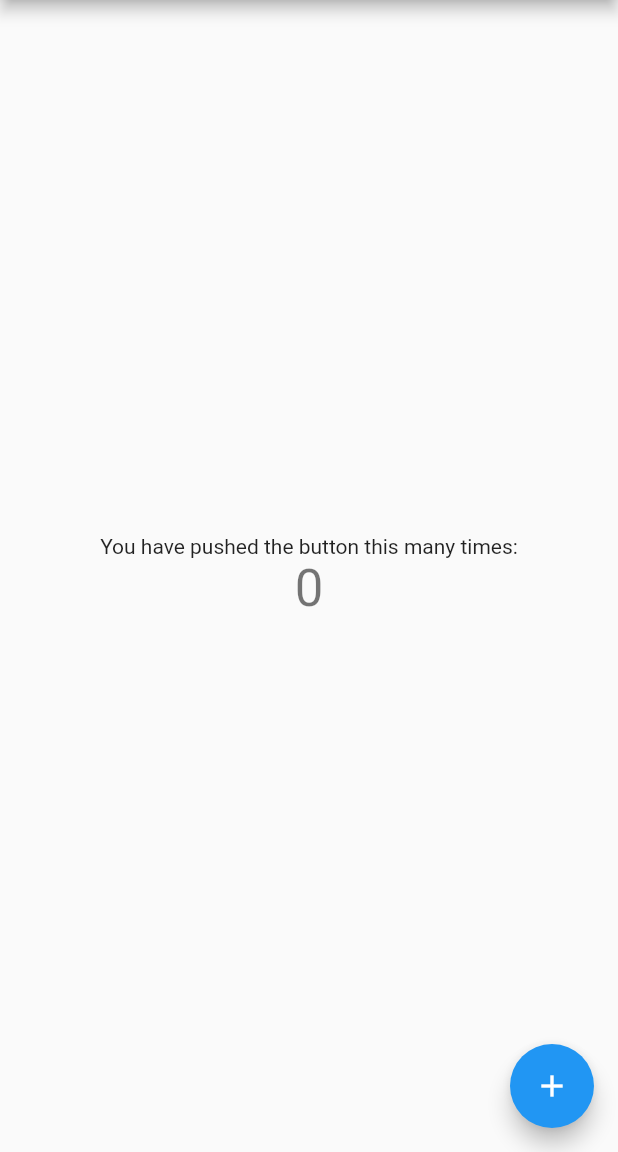
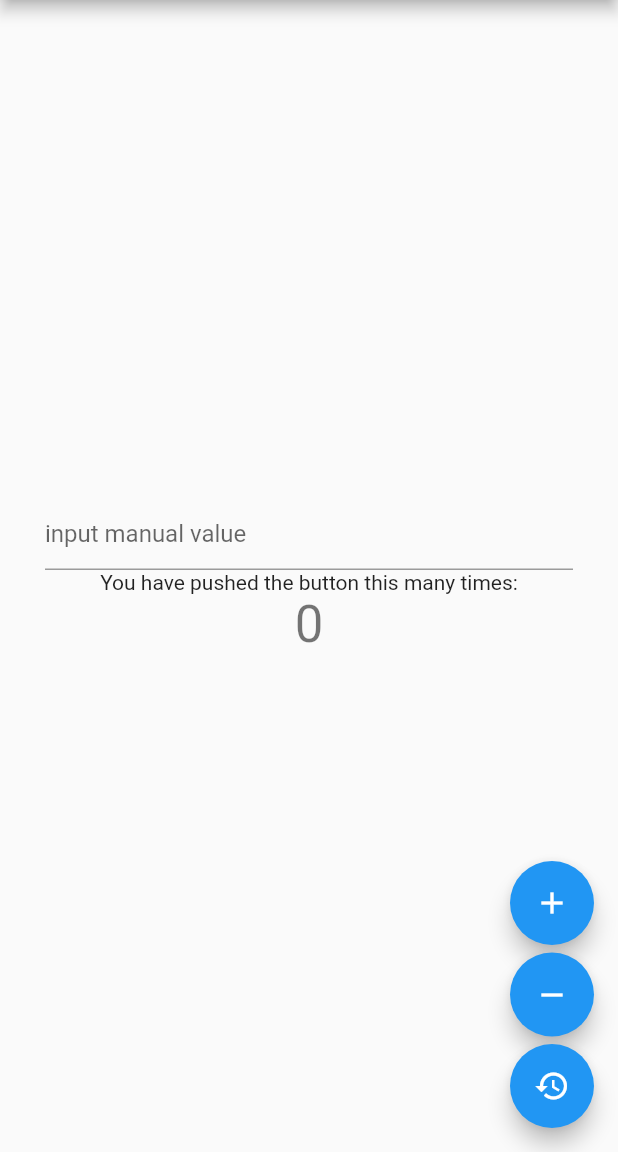
Before and after one commit to suryakka/counter-app, a Flutter app: the screen it shows after launch, on a phone screen of 412 x 824 dp, the part 84-1236 px from its top. Run offline on Flutter 3.47's test engine with Material 2 defaults, Android fonts, the phone set to English and light mode, and no system bars; our stand-ins replace bloc, equatable, flutter_bloc, get_it, injectable.

Commit message:
[SCREEN] implement Counter bloc into screen

```diff
--- a/lib/presentation/main_screen.dart
+++ b/lib/presentation/main_screen.dart
@@ -1,6 +1,7 @@
-
-
+import 'package:counter_app/presentation/bloc/counter_bloc.dart';
 import 'package:flutter/material.dart';
+import 'package:flutter/services.dart';
+import 'package:flutter_bloc/flutter_bloc.dart';
 
 class MyHomePage extends StatefulWidget {
   MyHomePage({Key key, this.title}) : super(key: key);
@@ -12,7 +13,15 @@ class MyHomePage extends StatefulWidget {
 }
 
 class _MyHomePageState extends State<MyHomePage> {
-  int _counter = 0;
+  CounterBloc counterBloc;
+  @override
+  void initState() {
+    counterBloc = BlocProvider.of<CounterBloc>(context);
+    counterBloc.add(Reset());
+    super.initState();
+  }
+
+  int value = 0;
 
   @override
   Widget build(BuildContext context) {
@@ -20,24 +29,63 @@ class _MyHomePageState extends State<MyHomePage> {
       appBar: AppBar(
         title: Text(widget.title),
       ),
-      body: Center(
+      body: BlocBuilder<CounterBloc, CounterState>(
+        builder: (context, state) {
+          if (state is CounterLoaded) {
+            value = state.value;
+          }
+          return Center(
             child: Column(
               mainAxisAlignment: MainAxisAlignment.center,
               children: <Widget>[
+                Padding(
+                  padding: const EdgeInsets.symmetric(horizontal: 30.0),
+                  child: TextField(
+                    decoration: InputDecoration(hintText: 'input manual value'),
+                    keyboardType: TextInputType.number,
+                    inputFormatters: <TextInputFormatter>[
+                      FilteringTextInputFormatter.digitsOnly
+                    ], // Only numbers can be entered
+                    onSubmitted: (value) =>
+                        counterBloc.add(Input(int.parse(value))),
+                  ),
+                ),
                 Text(
                   'You have pushed the button this many times:',
                 ),
                 Text(
-              '$_counter',
+                  '$value',
                   style: Theme.of(context).textTheme.headline4,
                 ),
               ],
             ),
+          );
+        },
       ),
-      floatingActionButton: FloatingActionButton(
-        onPressed: null,
+      floatingActionButtonLocation: FloatingActionButtonLocation.endFloat,
+      floatingActionButton: Container(
+        child: Column(
+          mainAxisAlignment: MainAxisAlignment.end,
+          children: [
+            FloatingActionButton(
+              onPressed: () => counterBloc.add(Increment(value)),
               tooltip: 'Increment',
               child: Icon(Icons.add),
+            ),
+            SizedBox(height: 5),
+            FloatingActionButton(
+              onPressed: () => counterBloc.add(Decrement(value)),
+              tooltip: 'Decrement',
+              child: Icon(Icons.remove),
+            ),
+            SizedBox(height: 5),
+            FloatingActionButton(
+              onPressed: () => counterBloc.add(Reset()),
+              tooltip: 'Reset',
+              child: Icon(Icons.restore),
+            ),
+          ],
+        ),
       ), // This trailing comma makes auto-formatting nicer for build methods.
     );
   }
```
Lines whose indentation alone changed are shown as unchanged.
